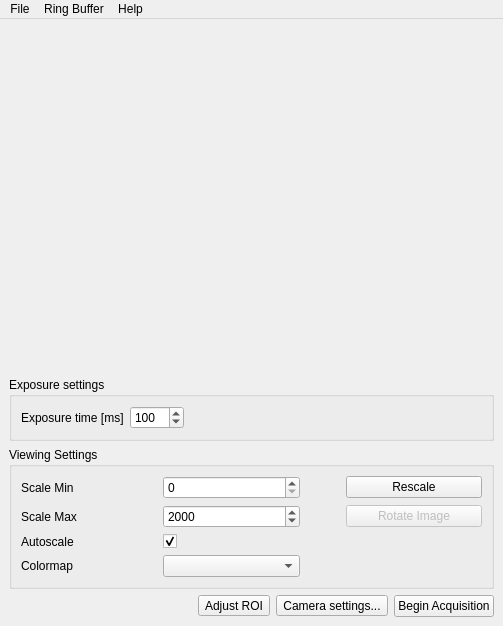
This is viewer/viewer.ui in lcici/qCamera as Qt 5 draws it before an edit. The edited form follows.
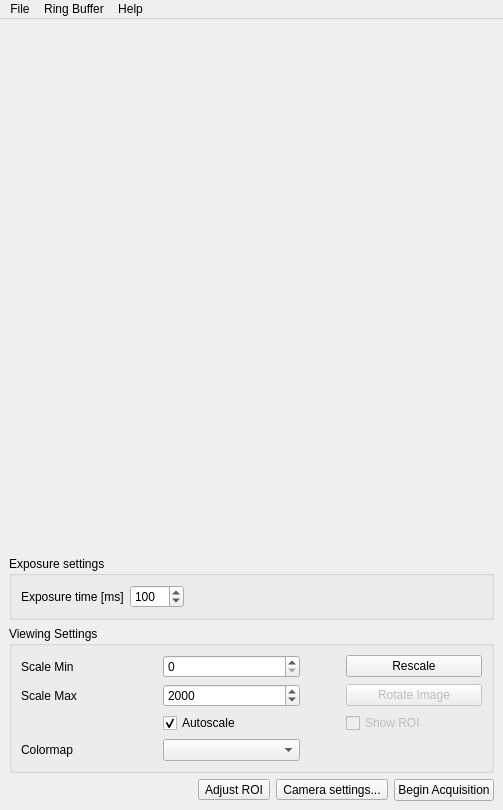
This is the edited form. Custom widgets are drawn as their Qt base class.

What changed in the file:
```diff
--- a/viewer/viewer.ui
+++ b/viewer/viewer.ui
@@ -10,7 +10,7 @@
     <x>0</x>
     <y>0</y>
     <width>503</width>
-    <height>626</height>
+    <height>810</height>
    </rect>
   </property>
   <property name="windowTitle">
@@ -36,7 +36,7 @@
          <item row="0" column="1">
           <widget class="QSpinBox" name="exposureTimeBox">
            <property name="minimum">
-            <number>1</number>
+            <number>10</number>
            </property>
            <property name="maximum">
             <number>5000</number>
@@ -95,7 +95,7 @@
          <item row="2" column="1">
           <widget class="QCheckBox" name="autoscaleButton">
            <property name="text">
-            <string/>
+            <string>Autoscale</string>
            </property>
            <property name="checked">
             <bool>true</bool>
@@ -121,13 +121,6 @@
          <item row="3" column="1">
           <widget class="QComboBox" name="colormapBox"/>
          </item>
-         <item row="2" column="0">
-          <widget class="QLabel" name="label_4">
-           <property name="text">
-            <string>Autoscale</string>
-           </property>
-          </widget>
-         </item>
          <item row="0" column="0">
           <widget class="QLabel" name="label_2">
            <property name="text">
@@ -182,6 +175,16 @@
            </property>
           </spacer>
          </item>
+         <item row="2" column="3">
+          <widget class="QCheckBox" name="showROIBox">
+           <property name="enabled">
+            <bool>false</bool>
+           </property>
+           <property name="text">
+            <string>Show ROI</string>
+           </property>
+          </widget>
+         </item>
         </layout>
        </item>
       </layout>
```
Left out of the diff: 3 changed lines with no effect on the pictures.
